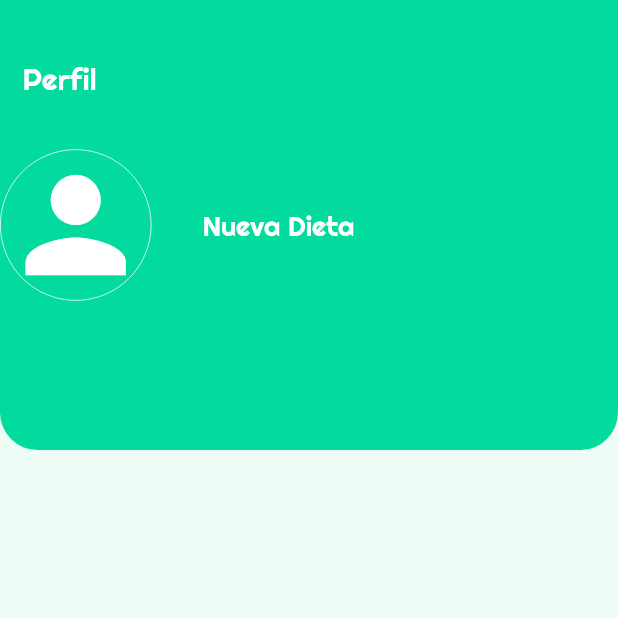
After one commit to Memo28/Healthy-Life, a Flutter app: the MainProfile screen opened directly, on a phone screen of 412 x 824 dp, the top half of it. The commit adds this screen. Run offline on Flutter 3.47's test engine with Material 2 defaults, Android fonts, the phone set to English and light mode, and no system bars; our stand-ins replace flutter_markdown.

Commit message:
Add profile screen

```diff
--- a/healthy_life/lib/main_screen.dart
+++ b/healthy_life/lib/main_screen.dart
@@ -1,6 +1,7 @@
 import 'package:flutter/material.dart';
 import 'workout_page/main_workout.dart';
 import 'diet_page/main_diet.dart';
+import 'profile_page/main_profile.dart';
 
 class MainScreen extends StatefulWidget{
 
@@ -18,7 +19,7 @@ class _MainScreen extends State<MainScreen>{
   final List<Widget> screenList = [
     MainDiet(),
     MainWorkout(),
-    MainWorkout()
+    MainProfile()
   ];
 
   void onTapped (int index) {
--- /dev/null
+++ b/healthy_life/lib/profile_page/main_profile.dart
@@ -0,0 +1,112 @@
+import 'package:flutter/material.dart';
+
+class MainProfile extends StatefulWidget{
+  @override
+  State<StatefulWidget> createState() {
+    // TODO: implement createState
+    return _MainProfile();
+  }
+
+}
+
+class _MainProfile extends State<MainProfile>{
+  @override
+  Widget build(BuildContext context) {
+    // TODO: implement build
+
+    String title = "Perfil";
+
+//    Future goToCreateDiet (context) async {
+//      Navigator.push(context, MaterialPageRoute(builder: (context) => CreateDiet()));
+//    }
+
+    final image_user = Container(
+        height: 150.0,
+        child: Icon(
+          Icons.person,
+          color: Colors.white,
+          size: 100,
+        ),
+        decoration: BoxDecoration(
+            shape: BoxShape.circle,
+            border: Border.all(
+                color: Colors.white,
+                width: 0.5
+            )
+        ),
+      );
+
+    final gradient = Container(
+        height: 300.0,
+        alignment: Alignment(-0.85, -0.5),
+        decoration: BoxDecoration(
+            borderRadius: BorderRadius.only(bottomLeft: Radius.circular(25), bottomRight: Radius.circular(25)),
+            gradient: LinearGradient(
+                colors: [
+                  Color(0xFF03DA9E),
+                  Color(0xFF03DA9E)
+                ],
+                begin: FractionalOffset(0.2,0.0),
+                end: FractionalOffset(1.0, 0.6),
+                stops: [0.0,0.6],
+                tileMode: TileMode.clamp
+            )
+        ),
+        child: Column(
+          crossAxisAlignment: CrossAxisAlignment.start,
+          children: <Widget>[
+            Padding(
+              padding: const EdgeInsets.only(top:40.0, left: 15, bottom: 10),
+              child: Text(
+                title,
+                style: TextStyle(
+                  color: Colors.white,
+                  fontSize: 20.0,
+                  fontFamily: "Righteous",
+                ),
+              ),
+            ),
+            Row(
+              children: <Widget>[
+                  image_user,
+                  Align(
+                      alignment: Alignment.center,
+                      child: Container(
+                        margin: EdgeInsets.all(10),
+                        child: FlatButton(
+                          onPressed: (){
+  //                      goToCreateDiet(context);
+                          },
+                          child: Padding(
+                            padding: const EdgeInsets.all(8.0),
+                            child: Text(
+                              "Nueva Dieta",
+                              style: TextStyle(
+                                  color: Colors.white,
+                                  fontSize: 18,
+                                  fontFamily: "Righteous"
+                              ),
+                            ),
+                          ),
+                        ),
+                      )
+                  ),
+               ],
+              )
+          ],
+        )
+    );
+
+    return Scaffold(
+        backgroundColor: Theme.of(context).backgroundColor,
+        body: Stack(
+          children: <Widget>[
+            Container(),
+//            DietList(),
+            gradient,
+          ],
+        )
+    );;
+  }
+
+}
```
